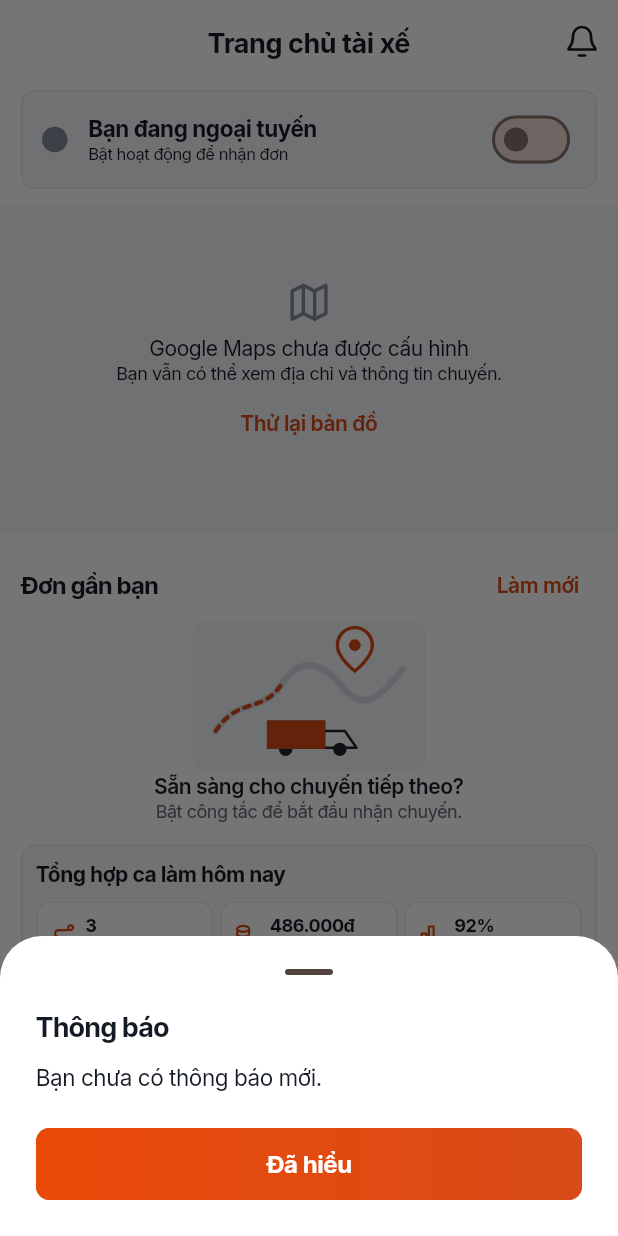
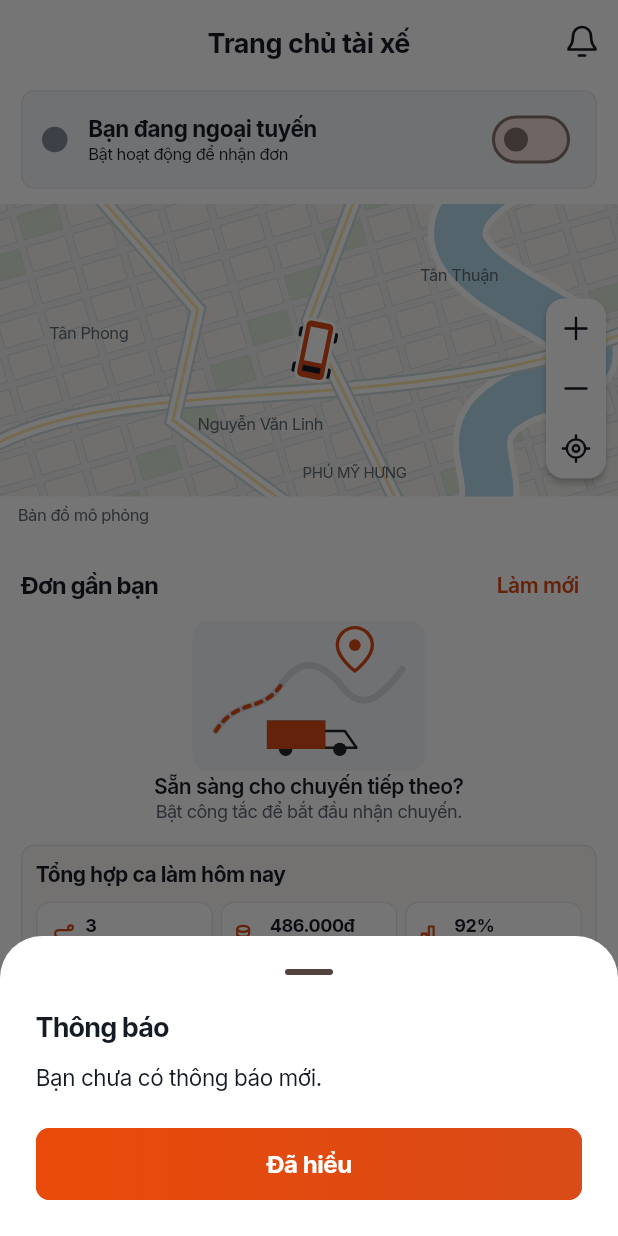
Before and after one commit to hoangnm2111/ModMove-mobile, a Flutter app: the DriverHomeScreen screen opened directly, after a tap on an icon or button, on a phone screen of 412 x 824 dp. Run offline on Flutter 3.47's test engine with Material 3 defaults, Android fonts, the phone set to English and light mode, and no system bars; our stand-ins replace bloc_concurrency, flutter_bloc, flutter_svg, google_maps_flutter, image_picker.

Commit message:
[FE-19] fix: restore animated mock map fallback until Google Maps is configured

```diff
--- a/lib/features/driver_trip/presentation/widgets/driver_map.dart
+++ b/lib/features/driver_trip/presentation/widgets/driver_map.dart
@@ -11,8 +11,9 @@ import '../../../../core/widgets/app_widgets.dart';
 import '../../domain/entities/driver_matching_policy.dart';
 import '../../domain/entities/trip_models.dart';
 import 'driver_map_marker.dart';
+import 'mock_driver_map.dart';
 
-/// Native Google Maps. Trip/GPS data still comes from the trip repository.
+/// Uses Google Maps when configured, or the temporary labelled demo map.
 class DriverMap extends StatefulWidget {
   const DriverMap({
     super.key,
@@ -89,7 +90,7 @@ class _DriverMapState extends State<DriverMap>
 
   void _syncPulse() {
     final animate =
-        _configured == true &&
+        _configured != null &&
         widget.available &&
         _coverageVisible &&
         _foreground &&
@@ -206,14 +207,22 @@ class _DriverMapState extends State<DriverMap>
 
   @override
   Widget build(BuildContext context) {
-    if (!widget.available || _configured == false) {
-      return _UnavailableMap(
-        configured: _configured == true,
-        onRetry: _loadConfiguration,
-      );
+    if (!widget.available) {
+      return _UnavailableMap(onRetry: _loadConfiguration);
     }
     if (_configured == null) {
       return const Center(child: CircularProgressIndicator(strokeWidth: 2));
+    }
+    if (_configured == false) {
+      return MockDriverMap(
+        route: widget.route,
+        searching: _coverageVisible,
+        phase: _pulse.value,
+        animate: _pulse.isAnimating,
+        searchRadiusMeters: widget.searchRadiusMeters,
+        position: widget.position,
+        destination: widget.destination,
+      );
     }
     return Column(
       children: [
@@ -345,8 +354,7 @@ class _MapControl extends StatelessWidget {
 }
 
 class _UnavailableMap extends StatelessWidget {
-  const _UnavailableMap({required this.configured, required this.onRetry});
-  final bool configured;
+  const _UnavailableMap({required this.onRetry});
   final VoidCallback onRetry;
   @override
   Widget build(BuildContext context) => ColoredBox(
@@ -359,12 +367,7 @@ class _UnavailableMap extends StatelessWidget {
           children: [
             const AppIcon('map', size: 30, color: AppColors.muted),
             const SizedBox(height: 6),
-            Text(
-              configured
-                  ? 'Chưa tải được Google Maps'
-                  : 'Google Maps chưa được cấu hình',
-              textAlign: TextAlign.center,
-            ),
+            const Text('Chưa tải được bản đồ', textAlign: TextAlign.center),
             const Text(
               'Bạn vẫn có thể xem địa chỉ và thông tin chuyến.',
               textAlign: TextAlign.center,
--- /dev/null
+++ b/lib/features/driver_trip/presentation/widgets/mock_driver_map.dart
@@ -0,0 +1,371 @@
+import 'dart:math' as math;
+import 'package:flutter/material.dart';
+import '../../../../core/theme/app_theme.dart';
+import '../../../../core/widgets/app_widgets.dart';
+import '../../domain/entities/trip_models.dart';
+
+/// Original illustrative map, used temporarily until an Android Maps key exists.
+class MockDriverMap extends StatefulWidget {
+  const MockDriverMap({
+    super.key,
+    required this.route,
+    required this.searching,
+    required this.phase,
+    required this.animate,
+    required this.searchRadiusMeters,
+    this.position,
+    this.destination,
+  });
+  final bool route, searching, animate;
+  final double phase, searchRadiusMeters;
+  final GeoPoint? position, destination;
+
+  @override
+  State<MockDriverMap> createState() => _MockDriverMapState();
+}
+
+class _MockDriverMapState extends State<MockDriverMap> {
+  final _transform = TransformationController();
+
+  void _zoom(double factor, Size viewport) {
+    final current = _transform.value.getMaxScaleOnAxis();
+    final next = (current * factor).clamp(1.0, 3.0);
+    final ratio = next / current;
+    final center = viewport.center(Offset.zero);
+    _transform.value = Matrix4.identity()
+      ..translateByDouble(center.dx, center.dy, 0, 1)
+      ..scaleByDouble(ratio, ratio, 1, 1)
+      ..translateByDouble(-center.dx, -center.dy, 0, 1)
+      ..multiply(_transform.value);
+  }
+
+  @override
+  void dispose() {
+    _transform.dispose();
+    super.dispose();
+  }
+
+  @override
+  Widget build(BuildContext context) => Column(
+    children: [
+      Expanded(
+        child: LayoutBuilder(
+          builder: (context, constraints) {
+            final viewport = Size(constraints.maxWidth, constraints.maxHeight);
+            return Stack(
+              fit: StackFit.expand,
+              children: [
+                InteractiveViewer(
+                  key: const Key('mock-driver-map'),
+                  transformationController: _transform,
+                  minScale: 1,
+                  maxScale: 3,
+                  child: CustomPaint(
+                    size: viewport,
+                    painter: _StreetPainter(
+                      route: widget.route,
+                      searching: widget.searching,
+                      phase: widget.phase,
+                      animate: widget.animate,
+                      progress:
+                          widget.position == null || widget.destination == null
+                          ? 0
+                          : (1 -
+                                    widget.position!.distanceTo(
+                                          widget.destination!,
+                                        ) /
+                                        1200)
+                                .clamp(0, 1),
+                    ),
+                  ),
+                ),
+                Positioned(
+                  right: 8,
+                  bottom: 12,
+                  child: Material(
+                    color: Colors.white,
+                    elevation: 2,
+                    borderRadius: BorderRadius.circular(12),
+                    child: Column(
+                      mainAxisSize: MainAxisSize.min,
+                      children: [
+                        _control(
+                          'Phóng to',
+                          'plus',
+                          () => _zoom(1.35, viewport),
+                        ),
+                        _control(
+                          'Thu nhỏ',
+                          'minus',
+                          () => _zoom(1 / 1.35, viewport),
+                        ),
+                        _control(
+                          'Về vị trí tài xế',
+                          'target',
+                          () => _transform.value = Matrix4.identity(),
+                        ),
+                      ],
+                    ),
+                  ),
+                ),
+              ],
+            );
+          },
+        ),
+      ),
+      Container(
+        color: Colors.white,
+        width: double.infinity,
+        padding: const EdgeInsets.symmetric(horizontal: 12, vertical: 5),
+        child: Text(
+          widget.searching && !widget.route
+              ? 'Bản đồ mô phỏng · Tìm đơn ${(widget.searchRadiusMeters / 1000).toStringAsFixed(0)} km'
+              : 'Bản đồ mô phỏng',
+          style: appText(size: 11, color: AppColors.secondary),
+        ),
+      ),
+    ],
+  );
+
+  Widget _control(String label, String icon, VoidCallback onPressed) =>
+      IconButton(
+        tooltip: label,
+        onPressed: onPressed,
+        constraints: const BoxConstraints(minWidth: 40, minHeight: 40),
+        visualDensity: VisualDensity.compact,
+        icon: AppIcon(icon, size: 21),
+      );
+}
+
+class _StreetPainter extends CustomPainter {
+  const _StreetPainter({
+    required this.route,
+    required this.searching,
+    required this.phase,
+    required this.animate,
+    required this.progress,
+  });
+  final bool route, searching, animate;
+  final double phase;
+  final double progress;
+  @override
+  void paint(Canvas canvas, Size size) {
+    final w = size.width, h = size.height;
+    canvas.drawRect(
+      Offset.zero & size,
+      Paint()..color = const Color(0xFFEBEEEC),
+    );
+    canvas.save();
+    canvas.clipRect(Offset.zero & size);
+    canvas.translate(w * .4, h * .4);
+    canvas.rotate(-.28);
+    for (var x = -12; x < 15; x++) {
+      for (var y = -22; y < 25; y++) {
+        final rect = Rect.fromLTWH(x * 32.0, y * 22.0, 27, 17);
+        canvas.drawRect(
+          rect,
+          Paint()
+            ..color = (x + y) % 9 == 0
+                ? const Color(0xFFDCE8D5)
+                : const Color(0xFFF4F3EF),
+        );
+        canvas.drawRect(
+          rect,
+          Paint()
+            ..color = const Color(0xFFD6DCD9)
+            ..style = PaintingStyle.stroke
+            ..strokeWidth = .6,
+        );
+      }
+    }
+    canvas.restore();
+    final river = Path()
+      ..moveTo(w * .82, -20)
+      ..cubicTo(w * .52, h * .3, w * 1.2, h * .42, w * .85, h * .65)
+      ..cubicTo(w * .7, h * .8, w * .86, h * .95, w * .75, h + 30);
+    canvas.drawPath(
+      river,
+      Paint()
+        ..color = Colors.white
+        ..style = PaintingStyle.stroke
+        ..strokeWidth = 40,
+    );
+    canvas.drawPath(
+      river,
+      Paint()
+        ..color = const Color(0xFFB5D9ED)
+        ..style = PaintingStyle.stroke
+        ..strokeWidth = 32,
+    );
+    final roads = [
+      Path()
+        ..moveTo(-10, h * .84)
+        ..cubicTo(w * .2, h * .56, w * .65, h * .75, w + 10, h * .43),
+      Path()
+        ..moveTo(w * .15, -10)
+        ..lineTo(w * .32, h * .36)
+        ..lineTo(w * .28, h * .74)
+        ..lineTo(w * .48, h + 10),
+      Path()
+        ..moveTo(w * .58, -10)
+        ..lineTo(w * .50, h * .4)
+        ..lineTo(w * .65, h + 10),
+    ];
+    for (final road in roads) {
+      canvas.drawPath(
+        road,
+        Paint()
+          ..color = const Color(0xFFCCD8DC)
+          ..style = PaintingStyle.stroke
+          ..strokeWidth = 11,
+      );
+      canvas.drawPath(
+        road,
+        Paint()
+          ..color = Colors.white
+          ..style = PaintingStyle.stroke
+          ..strokeWidth = 8,
+      );
+      canvas.drawPath(
+        road,
+        Paint()
+          ..color = const Color(0xFFFFE7AE)
+          ..style = PaintingStyle.stroke
+          ..strokeWidth = 2,
+      );
+    }
+    _label(canvas, 'PHÚ MỸ HƯNG', Offset(w * .49, h * .88), 10);
+    _label(canvas, 'Tân Phong', Offset(w * .08, h * .4), 11);
+    _label(canvas, 'Tân Thuận', Offset(w * .68, h * .2), 11);
+    _label(canvas, 'Nguyễn Văn Linh', Offset(w * .32, h * .71), 11);
+    final start = Offset(w * .21, h * .82), end = Offset(w * .69, h * .36);
+    var vehiclePoint = start;
+    if (route) {
+      final path = Path()
+        ..moveTo(start.dx, start.dy)
+        ..lineTo(w * .27, h * .72)
+        ..lineTo(w * .52, h * .64)
+        ..lineTo(w * .5, h * .56)
+        ..lineTo(w * .63, h * .49)
+        ..lineTo(end.dx, end.dy);
+      canvas.drawPath(
+        path,
+        Paint()
+          ..color = Colors.white
+          ..style = PaintingStyle.stroke
+          ..strokeWidth = 9
+          ..strokeJoin = StrokeJoin.round,
+      );
+      canvas.drawPath(
+        path,
+        Paint()
+          ..color = const Color(0xFFF66818)
+          ..style = PaintingStyle.stroke
+          ..strokeWidth = 5
+          ..strokeJoin = StrokeJoin.round,
+      );
+      _pin(canvas, end);
+      final metric = path.computeMetrics().first;
+      vehiclePoint = metric
+          .getTangentForOffset(metric.length * progress)!
+          .position;
+    } else if (searching) {
+      final radius = math.min(w, h) * .30;
+      canvas.drawCircle(
+        Offset(w * .51, h * .5),
+        radius,
+        Paint()..color = AppColors.orange.withValues(alpha: .12),
+      );
+      canvas.drawCircle(
+        Offset(w * .51, h * .5),
+        radius,
+        Paint()
+          ..color = AppColors.orange.withValues(alpha: .3)
+          ..style = PaintingStyle.stroke,
+      );
+    }
+    if (searching && !route && animate) {
+      final center = Offset(w * .51, h * .5);
+      final radius = math.min(w, h) * .30;
+      for (var i = 0; i < 2; i++) {
+        final wave = (phase + i * .5) % 1;
+        canvas.drawCircle(
+          center,
+          radius * (.08 + .92 * wave),
+          Paint()..color = AppColors.orange.withValues(alpha: .10 * (1 - wave)),
+        );
+        canvas.drawCircle(
+          center,
+          radius * (.08 + .92 * wave),
+          Paint()
+            ..color = AppColors.orange.withValues(alpha: .32 * (1 - wave))
+            ..style = PaintingStyle.stroke
+            ..strokeWidth = 2,
+        );
+      }
+    }
+    final truck = route ? vehiclePoint : Offset(w * .51, h * .5);
+    canvas.save();
+    canvas.translate(truck.dx, truck.dy);
+    canvas.rotate(.2);
+    for (final x in [-13.0, 9.0]) {
+      for (final y in [-14.0, 10.0]) {
+        canvas.drawRRect(
+          RRect.fromRectAndRadius(
+            Rect.fromLTWH(x, y, 4, 7),
+            const Radius.circular(1.5),
+          ),
+          Paint()..color = AppColors.ink,
+        );
+      }
+    }
+    canvas.drawRRect(
+      RRect.fromRectAndRadius(
+        const Rect.fromLTWH(-11, -21, 22, 42),
+        const Radius.circular(5),
+      ),
+      Paint()..color = Colors.white,
+    );
+    canvas.drawRRect(
+      RRect.fromRectAndRadius(
+        const Rect.fromLTWH(-9, -19, 18, 38),
+        const Radius.circular(3),
+      ),
+      Paint()..color = AppColors.orange,
+    );
+    canvas.drawRect(
+      const Rect.fromLTWH(-6, -15, 12, 23),
+      Paint()..color = Colors.white,
+    );
+    canvas.drawRect(
+      const Rect.fromLTWH(-6, 11, 12, 4),
+      Paint()..color = AppColors.ink,
+    );
+    canvas.restore();
+  }
+
+  void _pin(Canvas canvas, Offset p) {
+    canvas.drawCircle(p, 18, Paint()..color = Colors.white);
+    canvas.drawCircle(p, 14, Paint()..color = AppColors.green);
+    canvas.drawCircle(p, 5, Paint()..color = Colors.white);
+  }
+
+  void _label(Canvas canvas, String text, Offset at, double size) {
+    final painter = TextPainter(
+      text: TextSpan(
+        text: text,
+        style: appText(size: size, color: const Color(0xFF5D6872)),
+      ),
+      textDirection: TextDirection.ltr,
+    )..layout();
+    painter.paint(canvas, at);
+  }
+
+  @override
+  bool shouldRepaint(_StreetPainter old) =>
+      old.route != route ||
+      old.searching != searching ||
+      old.progress != progress ||
+      old.phase != phase ||
+      old.animate != animate;
+}
```
Also changed, not shown: 7 other files.
